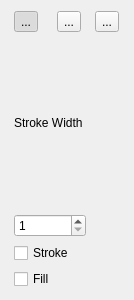
Qt form src/toolSettings/pointersettingswidget.ui (PhotoFlare/photoflare) before a commit.
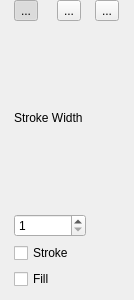
The same form after that commit. Icons and pictures are not drawn.

Commit message: Fixed top margin for tool setting widgets

```diff
--- a/src/toolSettings/pointersettingswidget.ui
+++ b/src/toolSettings/pointersettingswidget.ui
@@ -14,6 +14,9 @@
    <string>Form</string>
   </property>
   <layout class="QGridLayout" name="gridLayout">
+   <property name="topMargin">
+    <number>0</number>
+   </property>
    <item row="0" column="0">
     <widget class="QToolButton" name="square_sel">
      <property name="text">
```
The commit also changes 9 other files.
